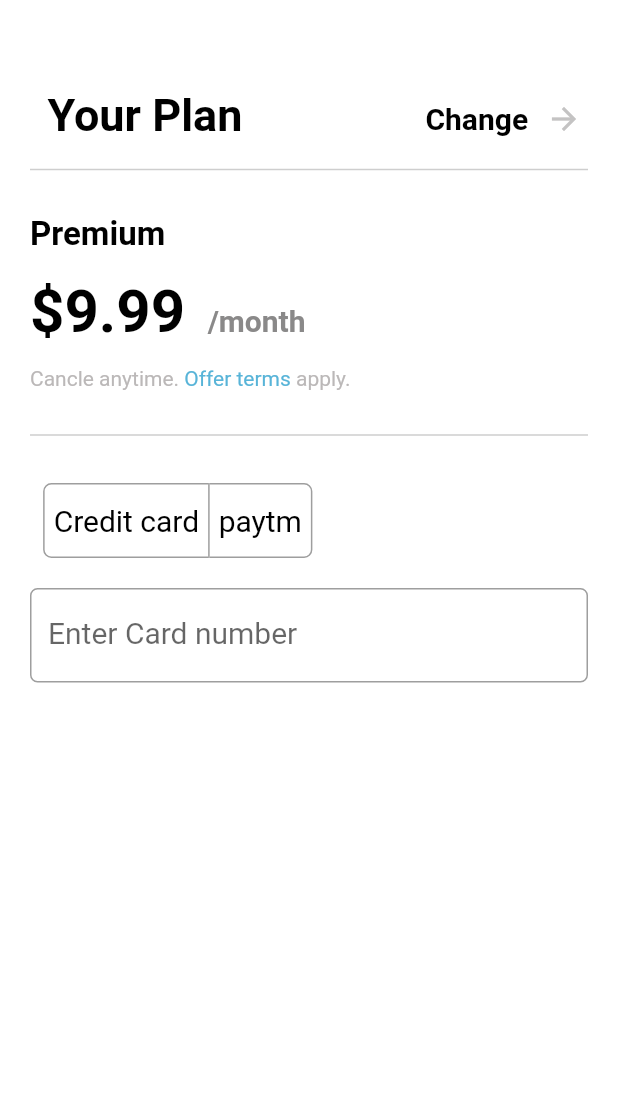
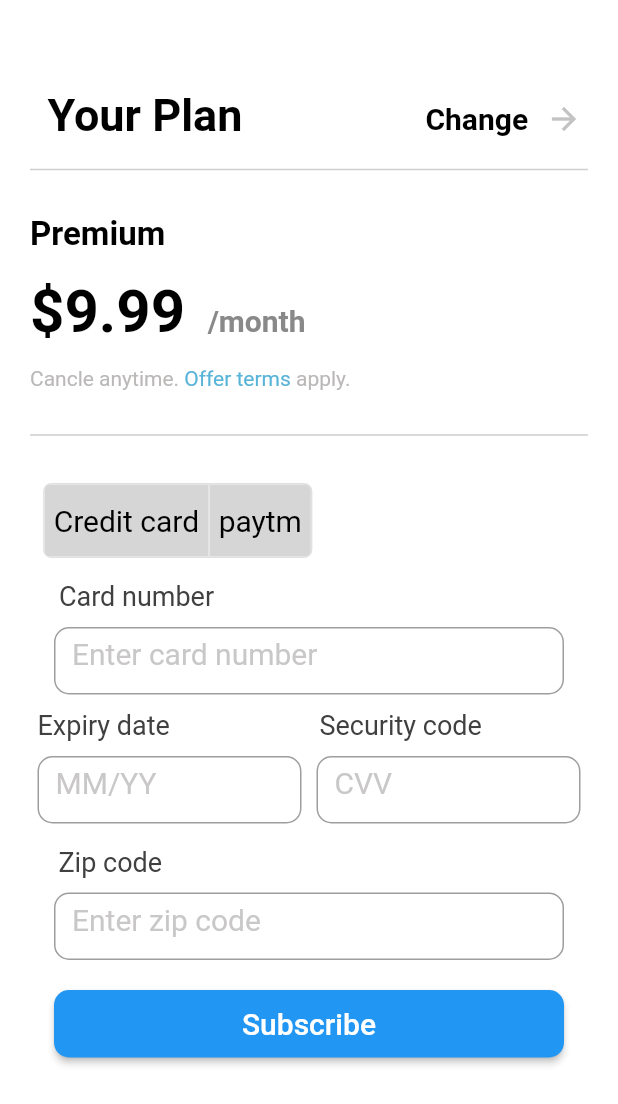
Before and after one commit to siddhishah109/app_payment, a Flutter app: the screen it shows after launch, on a phone screen of 412 x 824 dp. Shown: the top 1104 px of the screen. Run offline on Flutter 3.47's test engine with Material 2 defaults, Android fonts, the light colour scheme and no system bars.

Commit message:
completed payment page

```diff
--- a/app_payment/lib/main.dart
+++ b/app_payment/lib/main.dart
@@ -3,6 +3,7 @@ import 'package:flutter/material.dart';
 
 void main() {
   runApp(MaterialApp(
+    debugShowCheckedModeBanner: false,
     initialRoute: 'Payment',
     routes: {'Payment': (context) => const MyPayment()},
   ));
--- a/app_payment/lib/plan_payment.dart
+++ b/app_payment/lib/plan_payment.dart
@@ -11,7 +11,7 @@ class MyPayment extends StatefulWidget {
 
 class _MyPaymentState extends State<MyPayment> {
   var padding;
-  List<bool> _selections = List.generate(2, (_) => false);
+  final List<bool> _selections = List.generate(2, (_) => true);
 
   @override
   Widget build(BuildContext context) {
@@ -19,7 +19,8 @@ class _MyPaymentState extends State<MyPayment> {
       color: Colors.white,
       child: Scaffold(
         backgroundColor: Colors.white,
-        body: Column(mainAxisAlignment: MainAxisAlignment.start, children: [
+        body: SingleChildScrollView(
+          child: Column(mainAxisAlignment: MainAxisAlignment.start, children: [
             Row(
               mainAxisAlignment: MainAxisAlignment.center,
               children: <Widget>[
@@ -43,9 +44,9 @@ class _MyPaymentState extends State<MyPayment> {
                 Container(
                   padding: const EdgeInsets.only(right: 0.25, top: 55),
                   child: IconButton(
-                  color: Color.fromARGB(255, 196, 195, 195),
+                    color: const Color.fromARGB(255, 196, 195, 195),
                     onPressed: () {},
-                  icon: Icon(Icons.arrow_forward),
+                    icon: const Icon(Icons.arrow_forward),
                   ),
                 ),
               ],
@@ -129,7 +130,7 @@ class _MyPaymentState extends State<MyPayment> {
                 indent: 20,
                 endIndent: 20),
             Container(
-              padding: EdgeInsets.only(top: 2, right: 175),
+                padding: const EdgeInsets.only(top: 2, right: 175),
                 child: Column(
                     crossAxisAlignment: CrossAxisAlignment.start,
                     children: <Widget>[
@@ -143,7 +144,7 @@ class _MyPaymentState extends State<MyPayment> {
                             ),
                           ),
                           Container(
-                          padding: EdgeInsets.all(6),
+                            padding: const EdgeInsets.all(6),
                             child: const Text(
                               'paytm',
                               style: TextStyle(fontSize: 20),
@@ -160,20 +161,136 @@ class _MyPaymentState extends State<MyPayment> {
                         borderColor: Colors.grey,
                         color: Colors.black,
                         selectedColor: Colors.black,
-                      fillColor: Color.fromARGB(211, 206, 206, 206),
+                        fillColor: const Color.fromARGB(211, 206, 206, 206),
                       ),
                     ])),
+            Column(
+              mainAxisAlignment: MainAxisAlignment.start,
+              children: [
                 Container(
-              padding: const EdgeInsets.only(top: 20, left: 20, right: 20),
+                  padding:
+                      const EdgeInsets.only(top: 15, right: 230, bottom: 10),
+                  child: const Text(
+                    'Card number',
+                    style: TextStyle(
+                        fontSize: 18, color: Color.fromARGB(255, 65, 64, 64)),
+                  ),
+                ),
+                Container(
+                    alignment: Alignment.center,
+                    width: 340,
+                    height: 45,
                     child: TextField(
                       decoration: InputDecoration(
                           border: OutlineInputBorder(
-                      borderRadius: BorderRadius.circular(5)),
-                  labelText: 'Enter Card number',
+                              borderRadius: BorderRadius.circular(10)),
+                          hintText: 'Enter card number',
+                          hintStyle: const TextStyle(
+                              fontSize: 20,
+                              color: Color.fromARGB(197, 185, 183, 183))),
+                    )),
+                Row(
+                  children: [
+                    Expanded(
+                        child: Container(
+                      padding:
+                          const EdgeInsets.only(left: 25, top: 10, bottom: 10),
+                      child: const Text(
+                        'Expiry date',
+                        style: TextStyle(
+                            fontSize: 18,
+                            color: Color.fromARGB(255, 65, 64, 64)),
                       ),
-                style: const TextStyle(fontSize: 20),
                     )),
+                    Expanded(
+                        child: Container(
+                      padding: const EdgeInsets.only(left: 7),
+                      child: const Text(
+                        'Security code',
+                        style: TextStyle(
+                            fontSize: 18,
+                            color: Color.fromARGB(255, 65, 64, 64)),
+                      ),
+                    ))
+                  ],
+                ),
+                Row(
+                  children: [
+                    Expanded(
+                      child: Container(
+                          alignment: Alignment.center,
+                          padding: const EdgeInsets.only(left: 25, right: 5),
+                          height: 45,
+                          child: TextField(
+                            decoration: InputDecoration(
+                                border: OutlineInputBorder(
+                                    borderRadius: BorderRadius.circular(10)),
+                                hintText: 'MM/YY',
+                                hintStyle: const TextStyle(
+                                    fontSize: 20,
+                                    color: Color.fromARGB(197, 185, 183, 183))),
+                          )),
+                    ),
+                    Expanded(
+                      child: Container(
+                          padding: const EdgeInsets.only(left: 5, right: 25),
+                          alignment: Alignment.center,
+                          width: 340,
+                          height: 45,
+                          child: TextField(
+                            decoration: InputDecoration(
+                                border: OutlineInputBorder(
+                                    borderRadius: BorderRadius.circular(10)),
+                                hintText: 'CVV',
+                                hintStyle: const TextStyle(
+                                    fontSize: 20,
+                                    color: Color.fromARGB(197, 185, 183, 183))),
+                          )),
+                    )
+                  ],
+                ),
+                Container(
+                  padding:
+                      const EdgeInsets.only(top: 15, right: 265, bottom: 10),
+                  child: const Text(
+                    'Zip code',
+                    style: TextStyle(
+                        fontSize: 18, color: Color.fromARGB(255, 65, 64, 64)),
+                  ),
+                ),
+                Container(
+                    alignment: Alignment.center,
+                    width: 340,
+                    height: 45,
+                    child: TextField(
+                      decoration: InputDecoration(
+                          border: OutlineInputBorder(
+                              borderRadius: BorderRadius.circular(10)),
+                          hintText: 'Enter zip code',
+                          hintStyle: const TextStyle(
+                              fontSize: 20,
+                              color: Color.fromARGB(197, 185, 183, 183))),
+                    )),
+                Container(
+                  padding: EdgeInsets.only(top: 20),
+                  child: SizedBox(
+                      height: 45,
+                      width: 340,
+                      child: ElevatedButton(
+                        onPressed: () {},
+                        style: ElevatedButton.styleFrom(
+                            shape: RoundedRectangleBorder(
+                                borderRadius: BorderRadius.circular(10))),
+                        child: Text(
+                          'Subscribe',
+                          style: TextStyle(fontSize: 20),
+                        ),
+                      )),
+                )
+              ],
+            )
           ]),
+        ),
       ),
     );
   }
```
Lines whose indentation alone changed are shown as unchanged.
